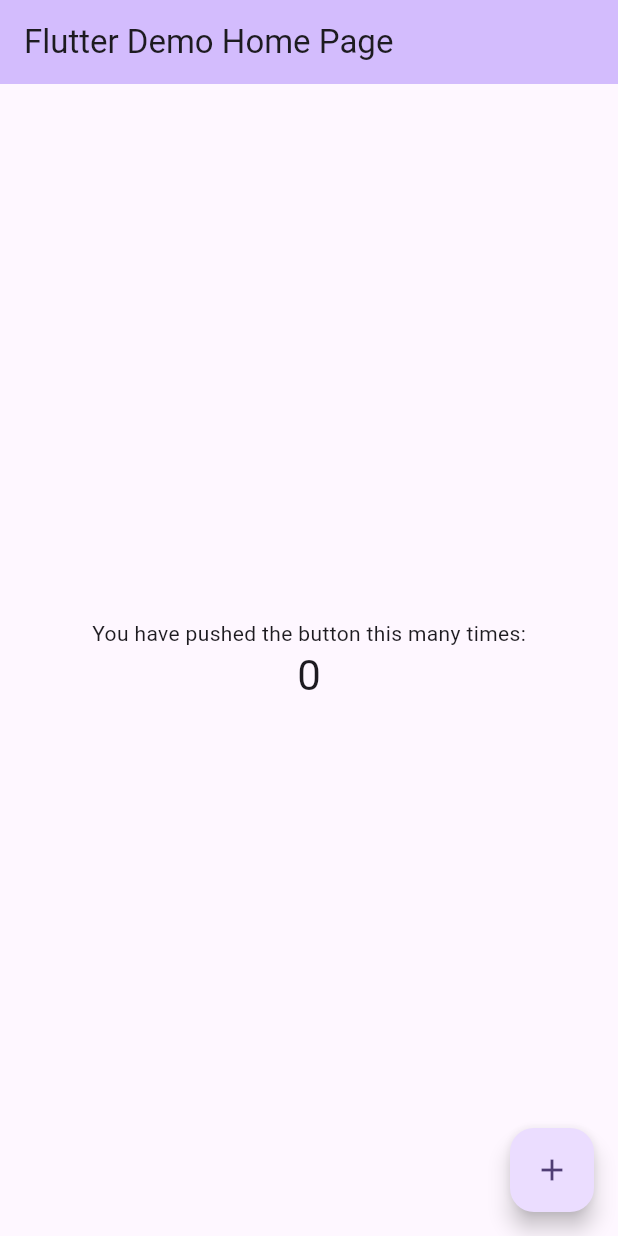
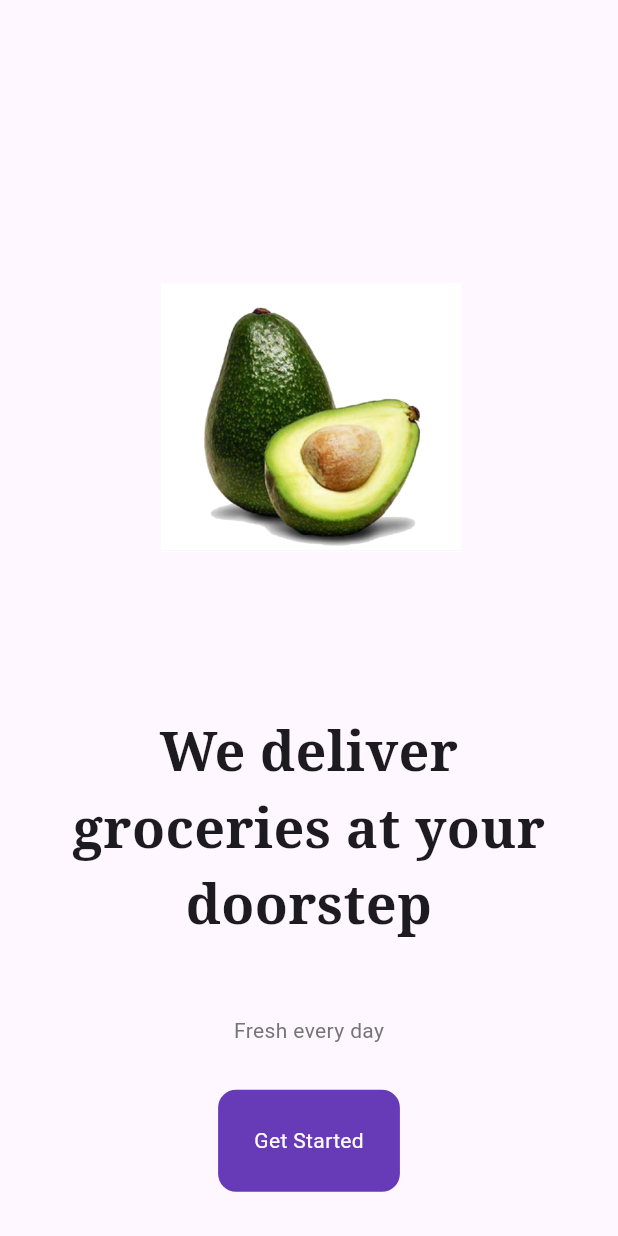
Before and after one commit to lethanhtung22062002/Grocery, a Flutter app: the screen it shows after launch, on a phone screen of 412 x 824 dp. Run offline on Flutter 3.47's test engine with Material 3 defaults, Android fonts, the phone set to English and light mode, and no system bars; our stand-ins replace google_fonts.

Commit message:
push code

```diff
--- a/lib/main.dart
+++ b/lib/main.dart
@@ -1,4 +1,6 @@
 import 'package:flutter/material.dart';
+import 'package:grocery_shop_app/pages/intro_page.dart';
+
 
 void main() {
   runApp(const MyApp());
@@ -10,116 +12,9 @@ class MyApp extends StatelessWidget {
   // This widget is the root of your application.
   @override
   Widget build(BuildContext context) {
-    return MaterialApp(
-      title: 'Flutter Demo',
-      theme: ThemeData(
-        // This is the theme of your application.
-        //
-        // TRY THIS: Try running your application with "flutter run". You'll see
-        // the application has a purple toolbar. Then, without quitting the app,
-        // try changing the seedColor in the colorScheme below to Colors.green
-        // and then invoke "hot reload" (save your changes or press the "hot
-        // reload" button in a Flutter-supported IDE, or press "r" if you used
-        // the command line to start the app).
-        //
-        // Notice that the counter didn't reset back to zero; the application
-        // state is not lost during the reload. To reset the state, use hot
-        // restart instead.
-        //
-        // This works for code too, not just values: Most code changes can be
-        // tested with just a hot reload.
-        colorScheme: ColorScheme.fromSeed(seedColor: Colors.deepPurple),
-        useMaterial3: true,
-      ),
-      home: const MyHomePage(title: 'Flutter Demo Home Page'),
+    return const MaterialApp(
+      debugShowCheckedModeBanner: false,
+      home: IntroPage(),
     );
   }
 }
-
-class MyHomePage extends StatefulWidget {
-  const MyHomePage({super.key, required this.title});
-
-  // This widget is the home page of your application. It is stateful, meaning
-  // that it has a State object (defined below) that contains fields that affect
-  // how it looks.
-
-  // This class is the configuration for the state. It holds the values (in this
-  // case the title) provided by the parent (in this case the App widget) and
-  // used by the build method of the State. Fields in a Widget subclass are
-  // always marked "final".
-
-  final String title;
-
-  @override
-  State<MyHomePage> createState() => _MyHomePageState();
-}
-
-class _MyHomePageState extends State<MyHomePage> {
-  int _counter = 0;
-
-  void _incrementCounter() {
-    setState(() {
-      // This call to setState tells the Flutter framework that something has
-      // changed in this State, which causes it to rerun the build method below
-      // so that the display can reflect the updated values. If we changed
-      // _counter without calling setState(), then the build method would not be
-      // called again, and so nothing would appear to happen.
-      _counter++;
-    });
-  }
-
-  @override
-  Widget build(BuildContext context) {
-    // This method is rerun every time setState is called, for instance as done
-    // by the _incrementCounter method above.
-    //
-    // The Flutter framework has been optimized to make rerunning build methods
-    // fast, so that you can just rebuild anything that needs updating rather
-    // than having to individually change instances of widgets.
-    return Scaffold(
-      appBar: AppBar(
-        // TRY THIS: Try changing the color here to a specific color (to
-        // Colors.amber, perhaps?) and trigger a hot reload to see the AppBar
-        // change color while the other colors stay the same.
-        backgroundColor: Theme.of(context).colorScheme.inversePrimary,
-        // Here we take the value from the MyHomePage object that was created by
-        // the App.build method, and use it to set our appbar title.
-        title: Text(widget.title),
-      ),
-      body: Center(
-        // Center is a layout widget. It takes a single child and positions it
-        // in the middle of the parent.
-        child: Column(
-          // Column is also a layout widget. It takes a list of children and
-          // arranges them vertically. By default, it sizes itself to fit its
-          // children horizontally, and tries to be as tall as its parent.
-          //
-          // Column has various properties to control how it sizes itself and
-          // how it positions its children. Here we use mainAxisAlignment to
-          // center the children vertically; the main axis here is the vertical
-          // axis because Columns are vertical (the cross axis would be
-          // horizontal).
-          //
-          // TRY THIS: Invoke "debug painting" (choose the "Toggle Debug Paint"
-          // action in the IDE, or press "p" in the console), to see the
-          // wireframe for each widget.
-          mainAxisAlignment: MainAxisAlignment.center,
-          children: <Widget>[
-            const Text(
-              'You have pushed the button this many times:',
-            ),
-            Text(
-              '$_counter',
-              style: Theme.of(context).textTheme.headlineMedium,
-            ),
-          ],
-        ),
-      ),
-      floatingActionButton: FloatingActionButton(
-        onPressed: _incrementCounter,
-        tooltip: 'Increment',
-        child: const Icon(Icons.add),
-      ), // This trailing comma makes auto-formatting nicer for build methods.
-    );
-  }
-}
--- /dev/null
+++ b/lib/pages/intro_page.dart
@@ -0,0 +1,62 @@
+import 'package:flutter/material.dart';
+import 'package:google_fonts/google_fonts.dart';
+
+class IntroPage extends StatelessWidget {
+  const IntroPage({super.key});
+
+  @override
+  Widget build(BuildContext context) {
+    return Scaffold(
+      body: Column(
+        children: [
+          //logo
+          Padding(
+            padding: const EdgeInsets.only(
+                left: 80, right: 80, bottom: 40, top: 160),
+            child: Image.asset(
+              'assets/images/avocado.png',
+            ),
+          ),
+          // we deliver groceries at your doorstep
+          Padding(
+            padding: const EdgeInsets.all(24),
+            child: Text(
+              "We deliver groceries at your doorstep",
+              textAlign: TextAlign.center,
+              style: GoogleFonts.notoSerif(
+                fontSize: 36,
+                fontWeight: FontWeight.bold,
+              ),
+            ),
+          ),
+          // fresh items everday
+          const SizedBox(
+            height: 24,
+          ),
+          Text(
+            "Fresh every day",
+            style: TextStyle(
+              color: Colors.grey[600],
+            ),
+          ),
+          const Spacer(),
+          // get started button
+          Container(
+              decoration: BoxDecoration(
+                color: Colors.deepPurple,
+                borderRadius: BorderRadius.circular(12),
+              ),
+              padding: const EdgeInsets.all(24),
+              child: const Text(
+                "Get Started",
+                style: TextStyle(
+                  color: Colors.white,
+                ),
+              )),
+
+          const Spacer(),
+        ],
+      ),
+    );
+  }
+}
--- a/pubspec.yaml
+++ b/pubspec.yaml
@@ -35,6 +35,7 @@ dependencies:
   # The following adds the Cupertino Icons font to your application.
   # Use with the CupertinoIcons class for iOS style icons.
   cupertino_icons: ^1.0.8
+  google_fonts: ^6.2.1
 
 dev_dependencies:
   flutter_test:
@@ -59,8 +60,8 @@ flutter:
   uses-material-design: true
 
   # To add assets to your application, add an assets section, like this:
-  # assets:
-  #   - images/a_dot_burr.jpeg
+  assets:
+    - assets/images/
   #   - images/a_dot_ham.jpeg
 
   # An image asset can refer to one or more resolution-specific "variants", see
```
Also changed, not shown: pubspec.lock, 7 other files.
